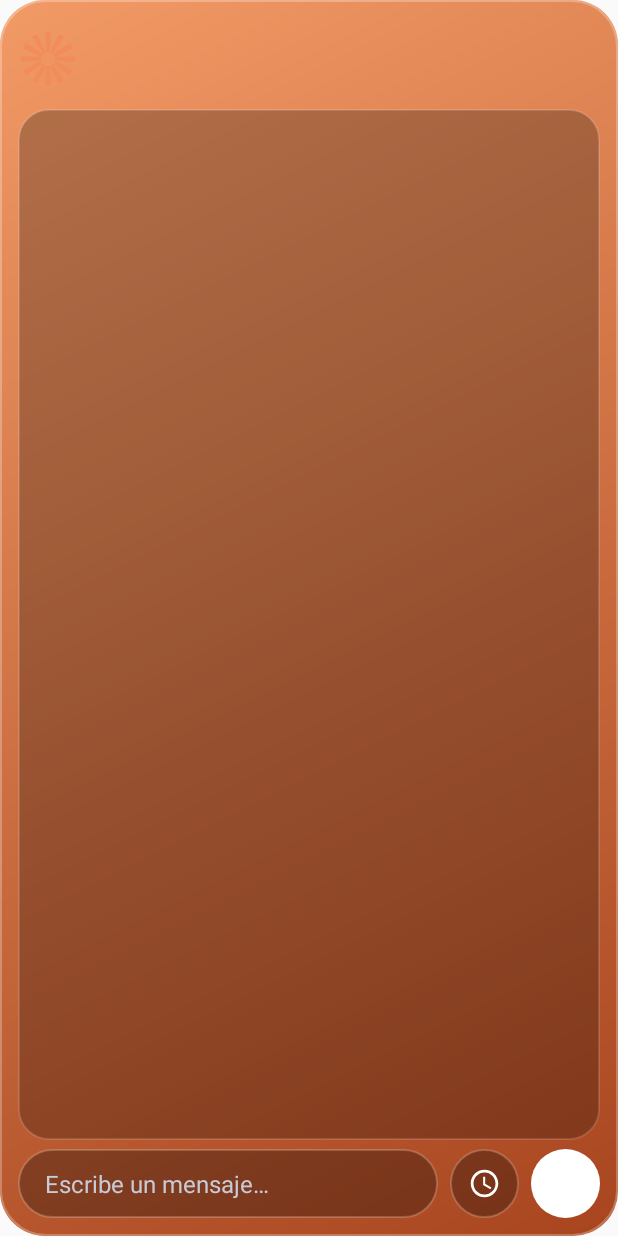
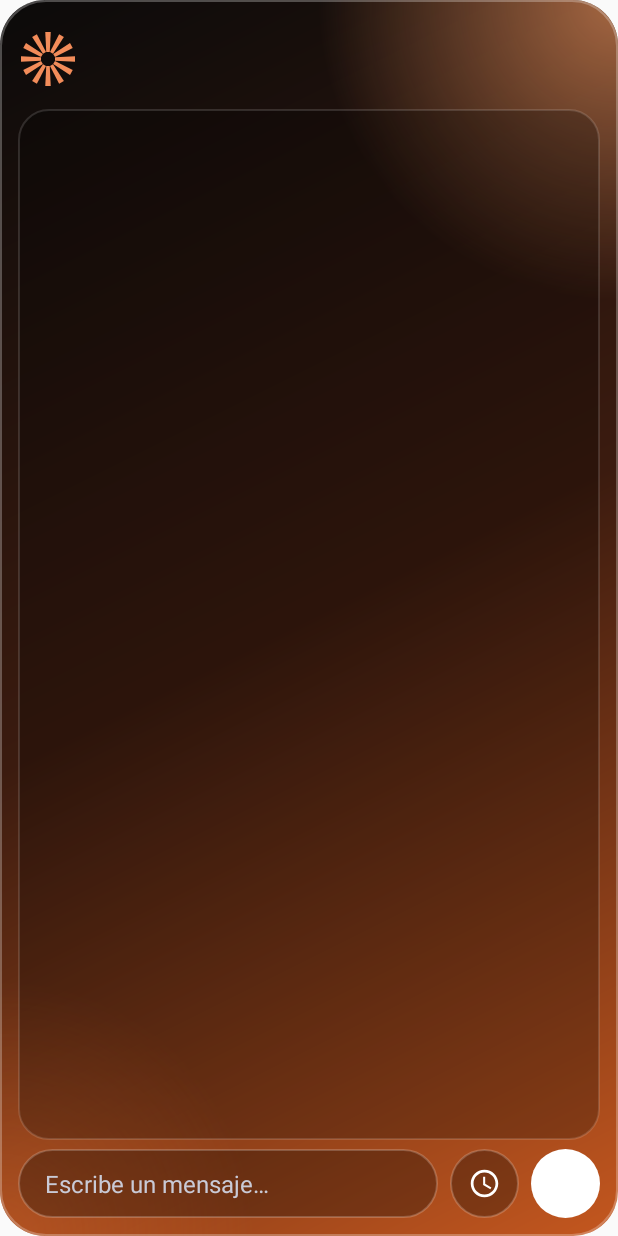
Before and after one commit to angeldanielescobedo1854-png/prototipo-button-, an Android app: the layout widget_claude.xml on its own in the app's theme, with its tools: preview values and no code run, on a phone screen of 412 x 824 dp. Run offline under Robolectric (Android 15) with nearby library versions, the phone set to English and light mode, and no system bars.

Commit message:
Fondos con degradados marcados (Claude naranja/negro, ChatGPT blanco/gris, Grok negro/gris)
Co-Authored-By: Claude Sonnet 5.5 <noreply@anthropic.com>
Claude-Session: https://claude.ai/code/session_01PeEF4h5Mf46trkFX688L4Y

```diff
--- a/app/src/main/res/drawable/claude_bg.xml
+++ b/app/src/main/res/drawable/claude_bg.xml
@@ -2,7 +2,19 @@
 <layer-list xmlns:android="http://schemas.android.com/apk/res/android">
     <item>
         <shape android:shape="rectangle">
-            <gradient android:angle="315" android:endColor="#FFA8451F" android:startColor="#FFF29A66" />
+            <gradient android:angle="315" android:centerColor="#FF3B1B0F" android:endColor="#FFC4571F" android:startColor="#FF0B0A0A" />
+            <corners android:radius="30dp" />
+        </shape>
+    </item>
+    <item>
+        <shape android:shape="rectangle">
+            <gradient android:centerX="1" android:centerY="0" android:endColor="#00FFA066" android:gradientRadius="200dp" android:startColor="#99FFA066" android:type="radial" />
+            <corners android:radius="30dp" />
+        </shape>
+    </item>
+    <item>
+        <shape android:shape="rectangle">
+            <gradient android:centerX="0" android:centerY="1" android:endColor="#00FF7A33" android:gradientRadius="170dp" android:startColor="#55FF7A33" android:type="radial" />
             <corners android:radius="30dp" />
         </shape>
     </item>
```
Also changed, not shown: app/src/main/res/drawable/gpt_bg.xml (+13 -1 lines), app/src/main/res/drawable/grok_bg.xml (+13 -1 lines).
